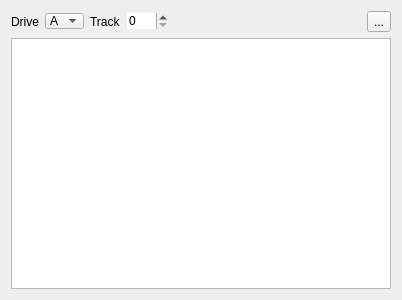
dotkoval/xpeccy-plus, file ui/dbgwidgets/form_fdddump.ui: the form before one commit.
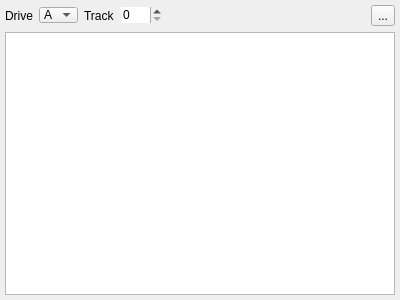
The form after the commit. Icons and pictures are not drawn. Custom widgets are drawn as their Qt base class.

Diff of the .ui file:
```diff
--- a/ui/dbgwidgets/form_fdddump.ui
+++ b/ui/dbgwidgets/form_fdddump.ui
@@ -14,6 +14,18 @@
    <string>Form</string>
   </property>
   <layout class="QVBoxLayout" name="verticalLayout">
+   <property name="leftMargin">
+    <number>5</number>
+   </property>
+   <property name="topMargin">
+    <number>5</number>
+   </property>
+   <property name="rightMargin">
+    <number>5</number>
+   </property>
+   <property name="bottomMargin">
+    <number>5</number>
+   </property>
    <item>
     <layout class="QHBoxLayout" name="horizontalLayout_8">
      <item>
@@ -129,8 +141,11 @@
      <attribute name="verticalHeaderVisible">
       <bool>false</bool>
      </attribute>
+     <attribute name="verticalHeaderMinimumSectionSize">
+      <number>16</number>
+     </attribute>
      <attribute name="verticalHeaderDefaultSectionSize">
-      <number>21</number>
+      <number>17</number>
      </attribute>
     </widget>
    </item>
```
